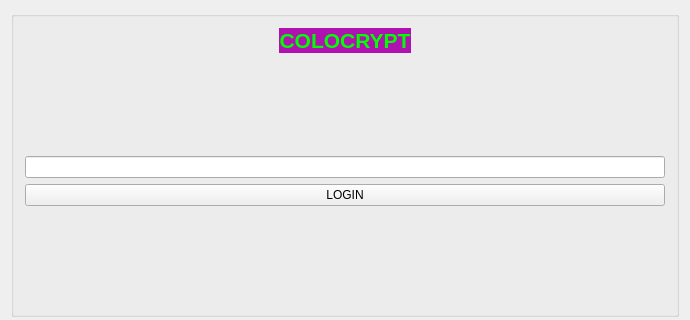
Qt form mainview.ui (aarelovich/colocrypt) before a commit; both pictures show x 0 to 690 and y 0 to 320 of the 690 by 1307 pixel window.
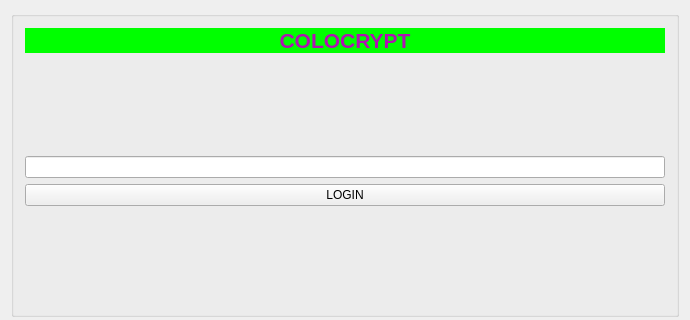
The same form after that commit. Icons and pictures are not drawn. Custom widgets are drawn as their Qt base class.

Commit message: Se trabaja en la gui

```diff
--- a/mainview.ui
+++ b/mainview.ui
@@ -26,8 +26,11 @@
       <layout class="QVBoxLayout" name="verticalLayout_8">
        <item>
         <widget class="QLabel" name="label_5">
+         <property name="styleSheet">
+          <string notr="true">background-color: rgb(0, 255, 0);</string>
+         </property>
          <property name="text">
-          <string>&lt;html&gt;&lt;head/&gt;&lt;body&gt;&lt;p align=&quot;center&quot;&gt;&lt;span style=&quot; font-size:16pt; font-weight:600; color:#00ff00; background-color:#b012b2;&quot;&gt;COLOCRYPT&lt;/span&gt;&lt;/p&gt;&lt;/body&gt;&lt;/html&gt;</string>
+          <string>&lt;html&gt;&lt;head/&gt;&lt;body&gt;&lt;p align=&quot;center&quot;&gt;&lt;span style=&quot; font-size:16pt; font-weight:600; color:#b012b2;&quot;&gt;COLOCRYPT&lt;/span&gt;&lt;/p&gt;&lt;/body&gt;&lt;/html&gt;</string>
          </property>
          <property name="textFormat">
           <enum>Qt::RichText</enum>
```
